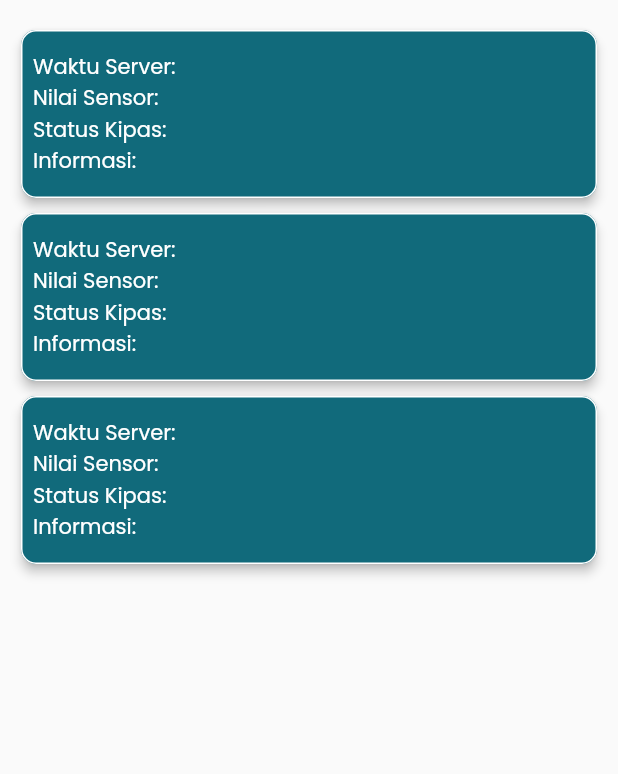
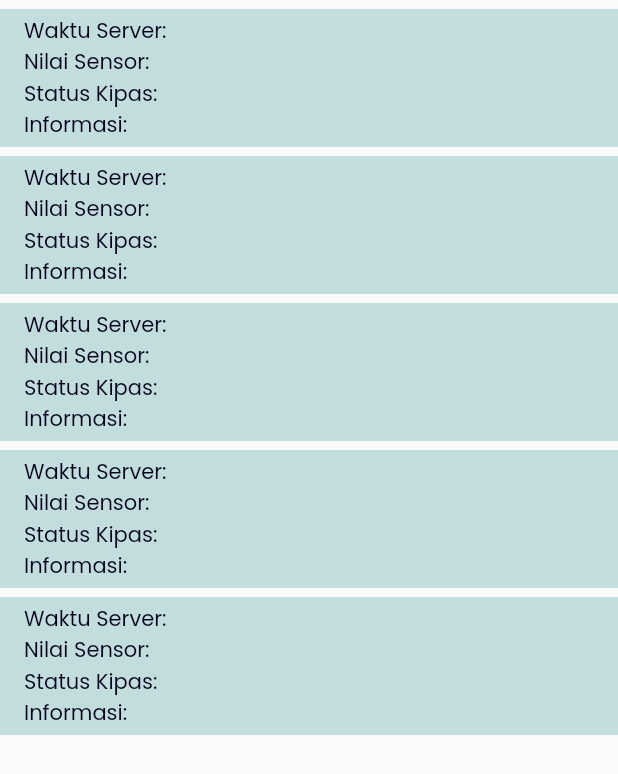
Before and after one commit to notsatria/airoo, a Flutter app: the LogScreen screen opened directly, on a phone screen of 412 x 824 dp. Shown: the top 774 px of the screen. Run offline on Flutter 3.47's test engine with Material 2 defaults, Android fonts, the phone set to English and light mode, and no system bars; our stand-ins replace firebase_core, firebase_database, google_fonts, syncfusion_flutter_gauges; accounts and stored records are empty.

Commit message:
Modified Log Screen style

```diff
--- a/lib/screens/home/log_screen.dart
+++ b/lib/screens/home/log_screen.dart
@@ -62,16 +62,57 @@ class LogScreen extends StatelessWidget {
           ));
     }
 
+    Widget cobaLogCard() {
+      return Container(
+        margin: const EdgeInsets.only(top: 6),
+        child: ListTile(
+          tileColor: secondaryColor,
+          subtitle: Column(
+            crossAxisAlignment: CrossAxisAlignment.start,
+            children: [
+              Text(
+                'Waktu Server: ',
+                style: primaryTextStyle.copyWith(
+                  fontSize: 14,
+                  fontWeight: reguler,
+                ),
+              ),
+              Text(
+                'Nilai Sensor: ',
+                style: primaryTextStyle.copyWith(
+                  fontSize: 14,
+                  fontWeight: reguler,
+                ),
+              ),
+              Text(
+                'Status Kipas: ',
+                style: primaryTextStyle.copyWith(
+                  fontSize: 14,
+                  fontWeight: reguler,
+                ),
+              ),
+              Text(
+                'Informasi: ',
+                style: primaryTextStyle.copyWith(
+                  fontSize: 14,
+                  fontWeight: reguler,
+                ),
+              ),
+            ],
+          ),
+        ),
+      );
+    }
+
     return SafeArea(
       child: Scaffold(
           body: ListView(
         children: [
-          const SizedBox(
-            height: 14,
-          ),
-          logCard(),
-          logCard(),
-          logCard(),
+          cobaLogCard(),
+          cobaLogCard(),
+          cobaLogCard(),
+          cobaLogCard(),
+          cobaLogCard(),
         ],
       )),
     );
```
